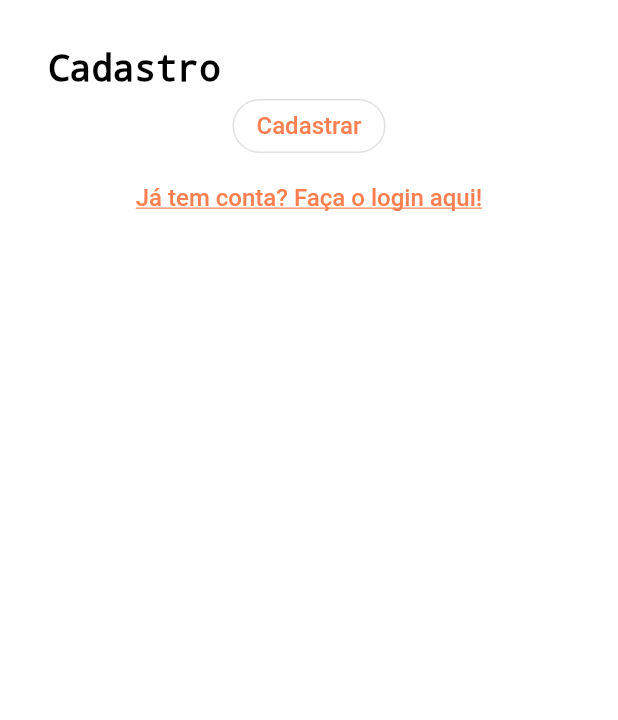
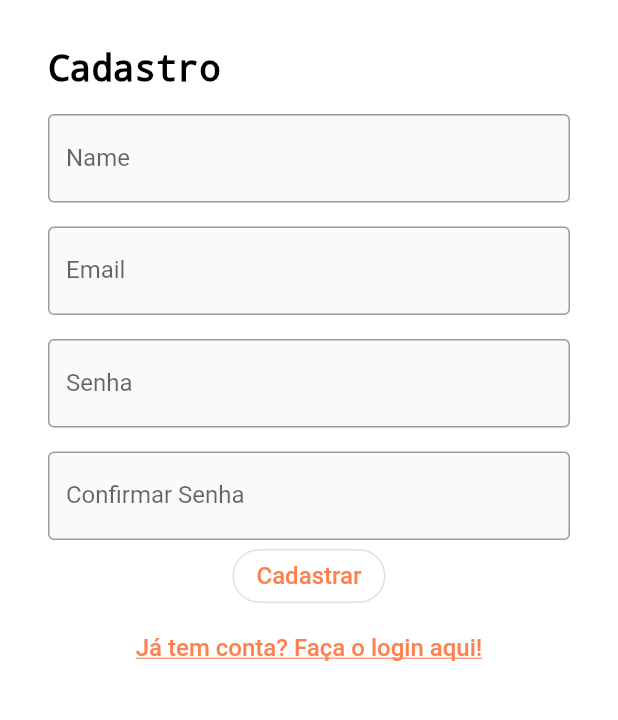
Before and after one commit to RichbertOliveira/GOALS, a Flutter app: the screen it shows after launch, after a tap on "Não tem conta? Crie sua conta aqui!", on a phone screen of 412 x 824 dp, the part 105-825 px from its top. Run offline on Flutter 3.47's test engine with Material 2 defaults, Android fonts, the light colour scheme and no system bars; our stand-ins replace email_validator.

Commit message:
Adding forms for cadastro

```diff
--- a/codigo/lib/Cadastro.dart
+++ b/codigo/lib/Cadastro.dart
@@ -1,3 +1,4 @@
+import 'package:email_validator/email_validator.dart';
 import 'package:flutter/material.dart';
 import 'package:goals/Login.dart' show Login;
 import 'main.dart';
@@ -40,7 +41,86 @@
                       ),
                     ),
                   ),
-                ),
+                ),//Cadastro
+                Container(
+                  margin: const EdgeInsets.fromLTRB(0, 16, 0, 0),
+                  child: Material(
+                    child: TextFormField(
+                      keyboardType: TextInputType.emailAddress,
+                      decoration: const InputDecoration(
+                        labelText: 'Name',
+                        hintText: 'Digite seu nome',
+                        border: OutlineInputBorder(),
+                      ),
+                      validator: (value) {
+                        if (value!.isEmpty) {
+                          return 'Por favor, digite seu nome.';
+                        }
+                        return null;
+                      },
+                    ),
+                  ),
+                ),//Name
+                Container(
+                  margin: const EdgeInsets.fromLTRB(0, 16, 0, 0),
+                  child: Material(
+                    child: TextFormField(
+                      keyboardType: TextInputType.emailAddress,
+                      decoration: const InputDecoration(
+                        labelText: 'Email',
+                        hintText: 'Digite seu email',
+                        border: OutlineInputBorder(),
+                      ),
+                      validator: (value) {
+                        if (value!.isEmpty) {
+                          return 'Por favor, digite um email.';
+                        }
+                        if (!EmailValidator.validate(value)) {
+                          return 'Por favor, digite um email válido.';
+                        }
+                        return null;
+                      },
+                    ),
+                  ),
+                ),//Email
+                Container(
+                  margin: const EdgeInsets.fromLTRB(0, 16, 0, 0),
+                  child: Material(
+                    child: TextFormField(
+                      keyboardType: TextInputType.visiblePassword,
+                      decoration: const InputDecoration(
+                        labelText: 'Senha',
+                        hintText: 'Digite sua senha',
+                        border: OutlineInputBorder(),
+                      ),
+                      validator: (value) {
+                        if (value!.isEmpty) {
+                          return 'Por favor, digite sua senha.';
+                        }
+                        return null;
+                      },
+                    ),
+                  ),
+                ), //Senha
+                Container(
+                  margin: const EdgeInsets.fromLTRB(0, 16, 0, 0),
+                  child: Material(
+                    child: TextFormField(
+                      keyboardType: TextInputType.visiblePassword,
+                      decoration: const InputDecoration(
+                        labelText: 'Confirmar Senha',
+                        hintText: 'Digite sua senha',
+                        border: OutlineInputBorder(),
+                      ),
+                      validator: (value) {
+                        if (value!.isEmpty) {
+                          return 'Por favor, digite sua senha.';
+                        }
+                        return null;
+                      },
+                    ),
+                  ),
+                ), //Confirmar Senha
                 OutlinedButton(
                   style: OutlinedButton.styleFrom(
                       foregroundColor: const Color.fromRGBO(255, 127, 80, 1),
@@ -62,7 +142,7 @@
                       MaterialPageRoute(builder: (context) => Inicio()),
                     );
                   },
-                ), //BtnLogin
+                ), //BtnCadastro
                 TextButton(
                   child: const Text(
                     "Já tem conta? Faça o login aqui!",
--- a/codigo/lib/Login.dart
+++ b/codigo/lib/Login.dart
@@ -78,9 +78,6 @@
                         if (value!.isEmpty) {
                           return 'Por favor, digite sua senha.';
                         }
-                        if (!EmailValidator.validate(value)) {
-                          return 'Por favor, digite a senha correta.';
-                        }
                         return null;
                       },
                     ),
```
